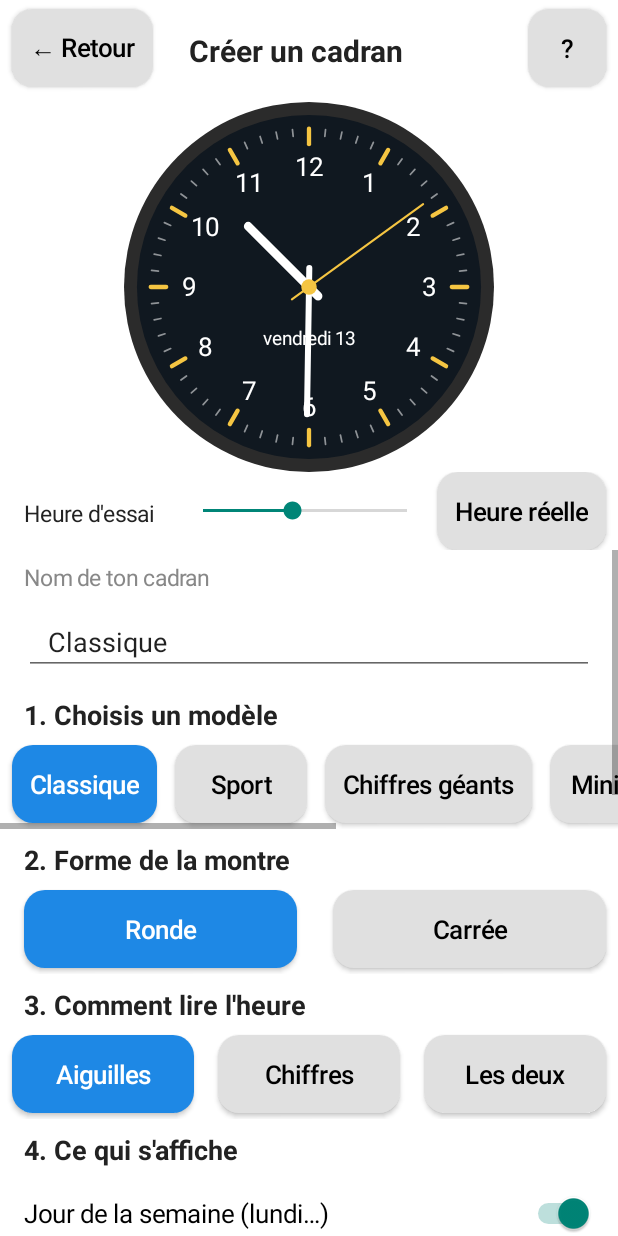
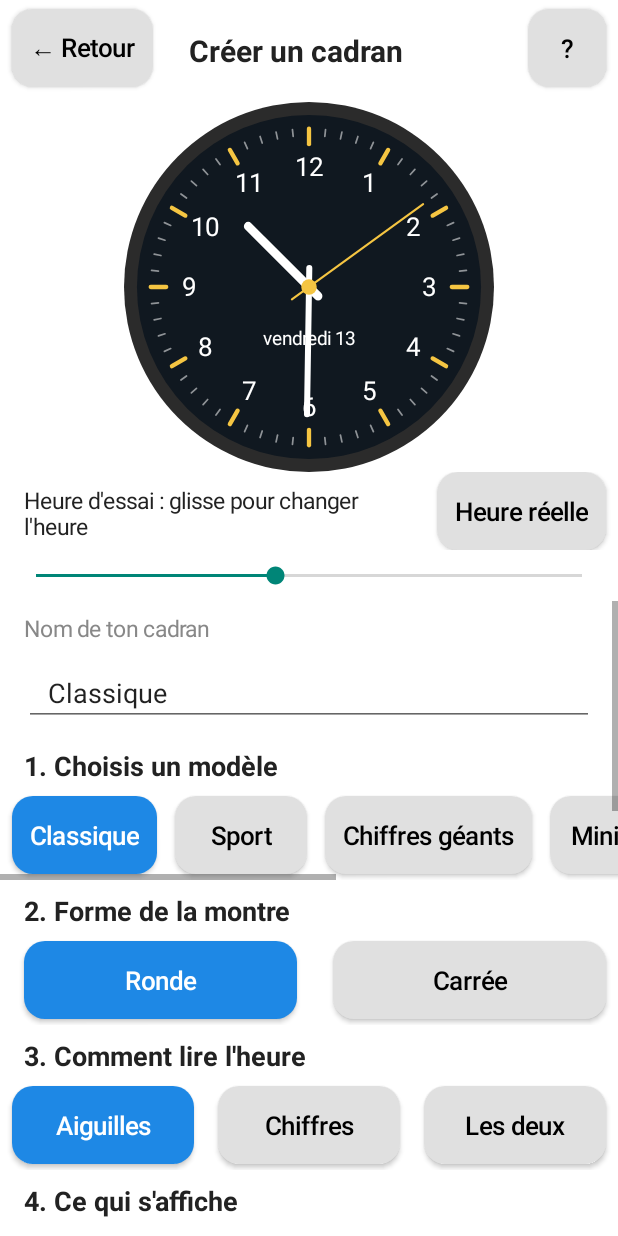
Before and after one commit to hadesdray-crypto/cadrans-montres, an Android app: the screen it shows after launch (MainActivity), after a tap on "Créer un cadran", on a phone screen of 412 x 824 dp. Run offline under Robolectric (Android 15) with nearby library versions, the phone set to English and light mode, and no system bars.

Commit message:
Editeur : curseur d'heure d'essai pleine largeur

```diff
--- a/app/src/main/java/fr/cadrans/MainActivity.kt
+++ b/app/src/main/java/fr/cadrans/MainActivity.kt
@@ -168,13 +168,17 @@ class MainActivity : Activity() {
         val taille = minOf(resources.displayMetrics.widthPixels * 0.6f, resources.displayMetrics.heightPixels * 0.30f).toInt()
         racine.addView(m, LinearLayout.LayoutParams(taille, taille).apply { gravity = Gravity.CENTER_HORIZONTAL; topMargin = dp(4) })
 
-        // Essai de l'heure
-        val essai = LinearLayout(this).apply { orientation = LinearLayout.HORIZONTAL; gravity = Gravity.CENTER_VERTICAL }
-        essai.addView(texte("Heure d'essai", 15f), LinearLayout.LayoutParams(ViewGroup.LayoutParams.WRAP_CONTENT, ViewGroup.LayoutParams.WRAP_CONTENT))
+        // Essai de l'heure : titre et bouton sur une ligne, curseur pleine largeur dessous
+        val essai = colonne()
+        val ligneEssai = LinearLayout(this).apply { orientation = LinearLayout.HORIZONTAL; gravity = Gravity.CENTER_VERTICAL }
+        ligneEssai.addView(texte("Heure d'essai : glisse pour changer l'heure", 15f), LinearLayout.LayoutParams(0, ViewGroup.LayoutParams.WRAP_CONTENT, 1f))
+        ligneEssai.addView(bouton("Heure réelle") { minutesEssai = null; m.minutesEssai = null }, LinearLayout.LayoutParams(ViewGroup.LayoutParams.WRAP_CONTENT, ViewGroup.LayoutParams.WRAP_CONTENT).apply { setMargins(dp(4), 0, dp(8), 0) })
+        essai.addView(ligneEssai)
         val barreHeure = SeekBar(this).apply {
             max = 1439
             val c = Calendar.getInstance()
             progress = minutesEssai ?: (c.get(Calendar.HOUR_OF_DAY) * 60 + c.get(Calendar.MINUTE))
+            setPadding(dp(24), dp(8), dp(24), dp(8))
             setOnSeekBarChangeListener(object : SeekBar.OnSeekBarChangeListener {
                 override fun onProgressChanged(s: SeekBar?, v: Int, fromUser: Boolean) {
                     if (fromUser) { minutesEssai = v; m.minutesEssai = v }
@@ -183,8 +187,7 @@ class MainActivity : Activity() {
                 override fun onStopTrackingTouch(s: SeekBar?) {}
             })
         }
-        essai.addView(barreHeure, LinearLayout.LayoutParams(0, ViewGroup.LayoutParams.WRAP_CONTENT, 1f))
-        essai.addView(bouton("Heure réelle") { minutesEssai = null; m.minutesEssai = null }, LinearLayout.LayoutParams(ViewGroup.LayoutParams.WRAP_CONTENT, ViewGroup.LayoutParams.WRAP_CONTENT).apply { setMargins(dp(4), 0, dp(8), 0) })
+        essai.addView(barreHeure, LinearLayout.LayoutParams(ViewGroup.LayoutParams.MATCH_PARENT, ViewGroup.LayoutParams.WRAP_CONTENT))
         racine.addView(essai)
 
         val d = ScrollView(this)
```
Also changed, not shown: 2 other files.
